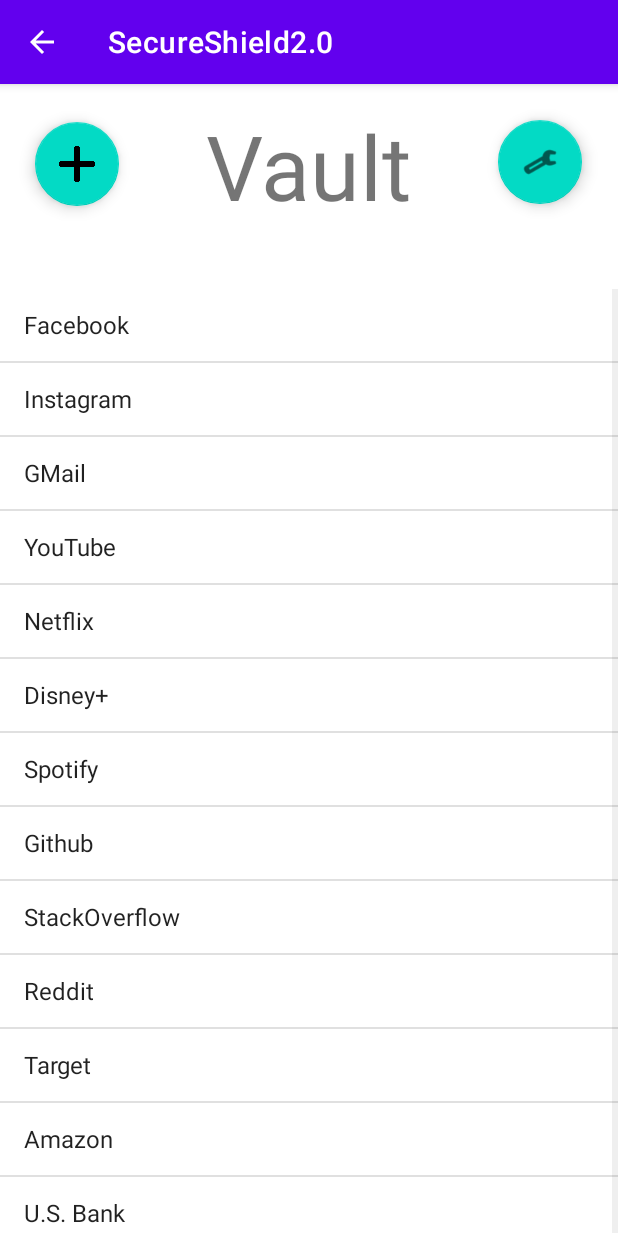
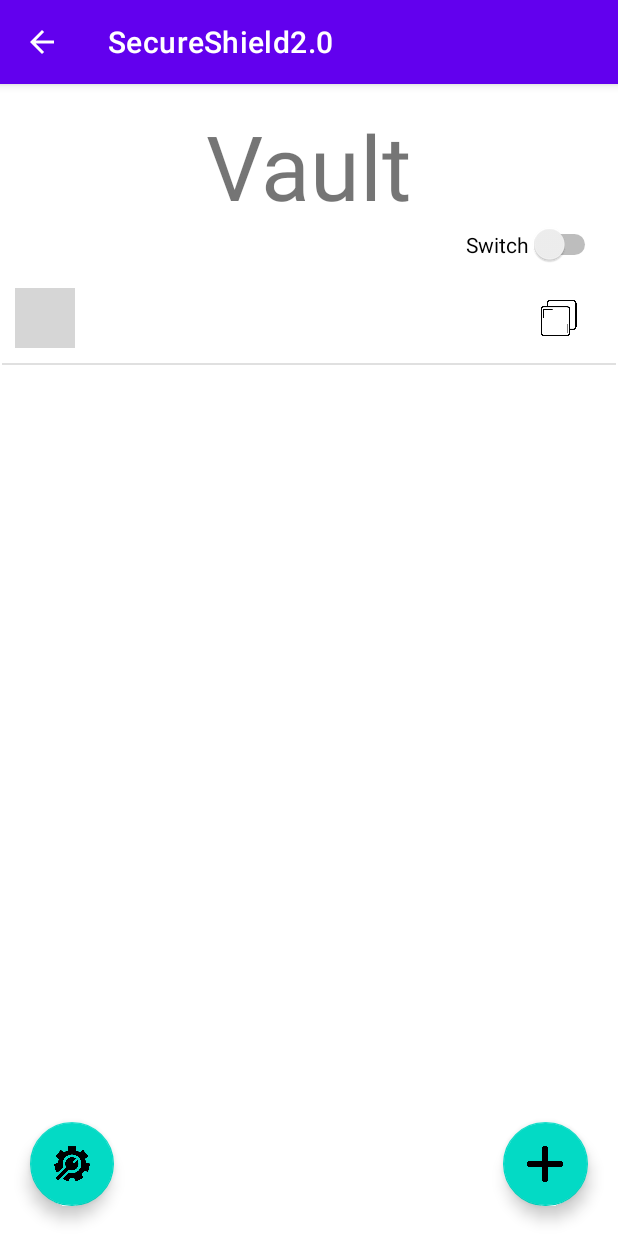
Before and after one commit to cbbrac/SecureShield2.0, an Android app: the VaultActivity screen opened directly, with no data from a screen before it, on a phone screen of 412 x 824 dp. Run offline under Robolectric (Android 15) with nearby library versions, the phone set to English and light mode, and no system bars; pictures from the network do not load; grey boxes are pictures that could not be loaded.

Commit message:
A couple many changes basically everywhere.

```diff
--- a/app/build.gradle
+++ b/app/build.gradle
@@ -33,7 +33,10 @@ dependencies {
     implementation 'androidx.appcompat:appcompat:1.3.0'
     implementation 'com.google.android.material:material:1.3.0'
     implementation 'androidx.constraintlayout:constraintlayout:2.0.4'
+    implementation 'com.google.code.gson:gson:2.8.6'
     testImplementation 'junit:junit:4.+'
     androidTestImplementation 'androidx.test.ext:junit:1.1.2'
     androidTestImplementation 'androidx.test.espresso:espresso-core:3.3.0'
+    implementation 'com.github.bumptech.glide:glide:4.12.0'
+    annotationProcessor 'com.github.bumptech.glide:compiler:4.12.0'
 }
--- a/app/src/main/AndroidManifest.xml
+++ b/app/src/main/AndroidManifest.xml
@@ -2,14 +2,15 @@
 <manifest xmlns:android="http://schemas.android.com/apk/res/android"
     package="com.example.secureshield20">
 
+    <uses-permission android:name="android.permission.INTERNET"></uses-permission>
     <application
+        android:name=".MyApplication"
         android:allowBackup="true"
         android:icon="@mipmap/ic_launcher"
         android:label="@string/app_name"
         android:roundIcon="@mipmap/ic_launcher_round"
         android:supportsRtl="true"
         android:theme="@style/Theme.SecureShield20">
-        <activity android:name=".newItem"></activity>
         <activity
             android:name=".VaultActivity"
             android:parentActivityName=".LogInActivity">
@@ -19,6 +20,8 @@
                 android:name="android.support.PARENT_ACTIVITY"
                 android:value=".LogInActivity" />
         </activity>
+        <activity android:name=".SettingsActivity"></activity>
+        <activity android:name=".NewAccountActivity"></activity>
         <activity android:name=".editActivity" />
         <activity android:name=".LogInActivity">
             <intent-filter>
--- a/app/src/main/java/com/example/secureshield20/LogInActivity.java
+++ b/app/src/main/java/com/example/secureshield20/LogInActivity.java
@@ -45,7 +45,7 @@ public class LogInActivity extends AppCompatActivity {
         String inputPass = ePassword.getText().toString();
 
         isValid = authentication(inputUsername, inputPass);
-        if(!isValid){
+        if(isValid){                                            // TODO this should be if(!isValid){
             Toast.makeText(this, "Authentication failed", Toast.LENGTH_SHORT).show();
         } else{
             Toast.makeText(this, "Login successful!", Toast.LENGTH_SHORT).show();
--- /dev/null
+++ b/app/src/main/java/com/example/secureshield20/MyApplication.java
@@ -0,0 +1,45 @@
+package com.example.secureshield20;
+
+import android.app.Application;
+
+import java.util.ArrayList;
+import java.util.Arrays;
+import java.util.List;
+
+public class MyApplication extends Application {
+
+    private static List<Account> accountList = new ArrayList<>();
+    private static int nextId = 0;                          // This variable should start on 0
+
+    public MyApplication() {
+        //fillAccountList();
+    }
+
+    /*private void fillAccountList() {
+        Account acc0 = new Account(0, "Facebook", "facebook_username", "facebook_password",
+                "https" +
+                "://www.facebook.com", "androidapp://com.facebook");
+        Account acc1 = new Account(1, "Google", "google_username", "google_password", "https" +
+                "://www.google.com", "androidapp://com.google");
+        Account acc2 = new Account(2, "Zoom", "zoom_username", "zoom_password", "https" +
+                "://www.zoom.com", "androidapp://com.zoom");
+
+        accountList.addAll(Arrays.asList(new Account[] {acc0, acc1, acc2}));
+    }*/
+
+    public List<Account> getAccountList() {
+        return accountList;
+    }
+
+    public void setAccountList(List<Account> accountList) {
+        this.accountList = accountList;
+    }
+
+    public static int getNextId() {
+        return nextId;
+    }
+
+    public static void setNextId(int nextId) {
+        MyApplication.nextId = nextId;
+    }
+}
--- /dev/null
+++ b/app/src/main/java/com/example/secureshield20/RecyclerViewAdapter.java
@@ -0,0 +1,77 @@
+package com.example.secureshield20;
+
+import android.content.Context;
+import android.content.Intent;
+import android.media.Image;
+import android.view.LayoutInflater;
+import android.view.View;
+import android.view.ViewGroup;
+import android.widget.ImageView;
+import android.widget.TextView;
+import android.widget.Toast;
+
+import androidx.annotation.NonNull;
+import androidx.constraintlayout.widget.ConstraintLayout;
+import androidx.recyclerview.widget.RecyclerView;
+
+import com.bumptech.glide.Glide;
+
+import java.util.List;
+
+public class RecyclerViewAdapter extends RecyclerView.Adapter<RecyclerViewAdapter.MyViewHolder> {
+
+    List<Account> accountList;
+    Context context;
+
+    public RecyclerViewAdapter(List<Account> accountList, Context context) {
+        this.accountList = accountList;
+        this.context = context;
+    }
+
+    @NonNull
+    @Override
+    public MyViewHolder onCreateViewHolder(@NonNull ViewGroup parent, int viewType) {
+        View view = LayoutInflater.from(parent.getContext()).inflate(R.layout.one_line_account,
+                parent,false);
+        MyViewHolder holder = new MyViewHolder(view);
+        return holder;
+    }
+
+    @Override
+    public void onBindViewHolder(@NonNull RecyclerViewAdapter.MyViewHolder holder, int position) {
+        holder.tv_accountName.setText(accountList.get(position).getName());
+        Glide.with(this.context).load(accountList.get(position).getIconUrl()).into(holder.iv_accountIcon);
+        holder.parentLayout.setOnClickListener(new View.OnClickListener() {
+            @Override
+            public void onClick(View v) {
+                Intent intent = new Intent(context, editActivity.class);
+                intent.putExtra("id", accountList.get(position).getId());
+                context.startActivity(intent);
+                Toast.makeText(context,
+                        "Sent ID #" + String.valueOf(accountList.get(position).getId()),
+                        Toast.LENGTH_SHORT).show();
+            }
+        });
+        //  TODO bind clipboard function
+    }
+
+    @Override
+    public int getItemCount() {
+        return accountList.size();
+    }
+
+    public class MyViewHolder extends RecyclerView.ViewHolder{
+        TextView tv_accountName;
+        ImageView iv_accountIcon;
+        ImageView iv_copyPassword;
+        ConstraintLayout parentLayout;
+
+        public MyViewHolder(@NonNull View itemView) {
+            super(itemView);
+            tv_accountName = itemView.findViewById(R.id.tv_accountName);
+            iv_accountIcon = itemView.findViewById(R.id.iv_accountIcon);
+            iv_copyPassword = itemView.findViewById(R.id.iv_clipboard);
+            parentLayout = itemView.findViewById(R.id.oneLineAccountLayout);
+        }
+    }
+}
--- a/app/src/main/java/com/example/secureshield20/VaultActivity.java
+++ b/app/src/main/java/com/example/secureshield20/VaultActivity.java
@@ -1,71 +1,80 @@
 package com.example.secureshield20;
 
+import androidx.annotation.LongDef;
 import androidx.appcompat.app.AppCompatActivity;
+import androidx.recyclerview.widget.LinearLayoutManager;
+import androidx.recyclerview.widget.RecyclerView;
 
 import android.content.Intent;
 import android.os.Bundle;
+import android.util.Log;
 import android.view.View;
-import android.widget.AdapterView;
-import android.widget.ArrayAdapter;
-import android.widget.ListView;
+import android.widget.Button;
+import android.widget.Switch;
 import android.widget.Toast;
 
 import java.util.ArrayList;
+import java.util.Arrays;
+import java.util.Collections;
+import java.util.List;
 
 public class VaultActivity extends AppCompatActivity {
 
-    ListView listView;
+    private static final String TAG = "Accounts List";
+
+    MyApplication myApplication = new MyApplication();
+    List<Account> accountList = new ArrayList<>();
+
+    private RecyclerView recyclerView;
+    private RecyclerView.Adapter mAdapter;
+    private RecyclerView.LayoutManager layoutManager;
+    Switch mySwitch;
 
     @Override
     protected void onCreate(Bundle savedInstanceState) {
         super.onCreate(savedInstanceState);
         setContentView(R.layout.activity_vault);
 
-        listView = findViewById(R.id.listview);
+        accountList = myApplication.getAccountList();
 
-        ArrayList<String> arrayList = new ArrayList<>();
+        Collections.sort(accountList, Account.AccountsSortAZ);
+        //mAdapter.notifyDataSetChanged();
 
-        arrayList.add("Facebook");
-        arrayList.add("Instagram");
-        arrayList.add("GMail");
-        arrayList.add("YouTube");
-        arrayList.add("Netflix");
-        arrayList.add("Disney+");
-        arrayList.add("Spotify");
-        arrayList.add("Github");
-        arrayList.add("StackOverflow");
-        arrayList.add("Reddit");
-        arrayList.add("Target");
-        arrayList.add("Amazon");
-        arrayList.add("U.S. Bank");
+        mySwitch = findViewById(R.id.switch1);
 
-        ArrayAdapter arrayAdapter = new ArrayAdapter(this, android.R.layout.simple_list_item_1, arrayList);
+        Log.d(TAG, "onCreate: " + accountList.toString());
+        Toast.makeText(this, "Accounts here: " + accountList.size(), Toast.LENGTH_LONG).show();
 
-        listView.setAdapter(arrayAdapter);
+        recyclerView = findViewById(R.id.rv_accountsList);
+        recyclerView.setHasFixedSize(true);
 
-        listView.setOnItemClickListener(new AdapterView.OnItemClickListener() {
-            @Override
-            public void onItemClick(AdapterView<?> parent, View view, int position, long id) {
-                Toast.makeText(VaultActivity.this, "You will edit: " + arrayList.get(position),Toast.LENGTH_SHORT).show();
-                editItem();
-            }
-        });
-    }
+        layoutManager = new LinearLayoutManager(this);
+        recyclerView.setLayoutManager(layoutManager);
 
-    public void editItem(){
-        Intent editIntent = new Intent(this, editActivity.class);
-        startActivity(editIntent);
-
-    }
-    public void addItem(View view){
-        Intent editIntent2 = new Intent(this, newItem.class);
-        startActivity(editIntent2);
+        mAdapter = new RecyclerViewAdapter(accountList, this);
+        recyclerView.setAdapter(mAdapter);
     }
 
     public void goToSettings(View view) {
-        Intent settingsIntent = new Intent(this, SettingsActivity.class);
-        startActivity(settingsIntent);
+        Intent intent = new Intent(VaultActivity.this, SettingsActivity.class);
+        startActivity(intent);
     }
 
+    public void addItem(View view) {
+        Intent intent = new Intent(VaultActivity.this, NewAccountActivity.class);
+        startActivity(intent);
+    }
 
+    public void switchClick(View view) {
+        if (view.getId()==R.id.switch1) {
+            if (mySwitch.isChecked()) {
+                Collections.sort(accountList, Account.AccountsSortById);
+                Toast.makeText(this, "Sorted by ID", Toast.LENGTH_SHORT).show();
+            } else {
+                Collections.sort(accountList, Account.AccountsSortAZ);
+                Toast.makeText(this, "Sorted by name", Toast.LENGTH_SHORT).show();
+            }
+            mAdapter.notifyDataSetChanged();
+        }
+    }
 }
--- a/app/src/main/res/layout/activity_vault.xml
+++ b/app/src/main/res/layout/activity_vault.xml
@@ -6,19 +6,6 @@
     android:layout_height="match_parent"
     android:onClick="goToSettings"
     tools:context=".VaultActivity">
-
-    <ListView
-        android:id="@+id/listview"
-        android:layout_width="match_parent"
-        android:layout_height="match_parent"
-        android:layout_below="@+id/textView"
-        android:layout_alignParentStart="true"
-        android:layout_alignParentLeft="true"
-        android:layout_alignParentBottom="true"
-        android:layout_marginStart="0dp"
-        android:layout_marginLeft="0dp"
-        android:layout_marginTop="42dp"
-        android:layout_marginBottom="-3dp" />
 
     <TextView
         android:id="@+id/textView"
@@ -30,29 +17,51 @@
         android:text="Vault"
         android:textSize="60sp" />
 
+    <androidx.recyclerview.widget.RecyclerView
+        android:id="@+id/rv_accountsList"
+        android:layout_width="match_parent"
+        android:layout_height="606dp"
+        android:layout_below="@+id/textView"
+        android:layout_alignParentBottom="true"
+        android:layout_centerHorizontal="true"
+        android:layout_marginTop="31dp"
+        android:layout_marginBottom="0dp" />
+
+    <com.google.android.material.floatingactionbutton.FloatingActionButton
+        android:id="@+id/btn_addItem"
+        android:layout_width="wrap_content"
+        android:layout_height="wrap_content"
+        android:layout_alignParentStart="true"
+        android:layout_alignParentEnd="true"
+        android:layout_alignParentBottom="true"
+        android:layout_marginStart="335dp"
+        android:layout_marginEnd="20dp"
+        android:layout_marginBottom="20dp"
+        android:clickable="true"
+        android:onClick="addItem"
+        app:srcCompat="@drawable/add" />
+
     <com.google.android.material.floatingactionbutton.FloatingActionButton
         android:id="@+id/settingsButton"
         android:layout_width="wrap_content"
         android:layout_height="wrap_content"
         android:layout_alignParentStart="true"
-        android:layout_alignParentTop="true"
-        android:layout_centerHorizontal="false"
-        android:layout_marginStart="332dp"
-        android:layout_marginTop="24dp"
+        android:layout_alignParentBottom="true"
+        android:layout_marginStart="20dp"
+        android:layout_marginBottom="20dp"
         android:clickable="true"
         android:onClick="goToSettings"
-        app:srcCompat="@android:drawable/ic_menu_manage" />
+        app:srcCompat="@drawable/settings_icon" />
 
-    <com.google.android.material.floatingactionbutton.FloatingActionButton
-        android:id="@+id/newItemButton"
+    <Switch
+        android:id="@+id/switch1"
         android:layout_width="wrap_content"
         android:layout_height="wrap_content"
-        android:layout_alignParentStart="true"
-        android:layout_alignParentTop="true"
-        android:layout_marginStart="23dp"
-        android:layout_marginTop="25dp"
-        android:clickable="true"
-        android:onClick="addItem"
-        app:srcCompat="@drawable/add" />
+        android:layout_below="@+id/textView"
+        android:layout_alignParentEnd="true"
+        android:layout_marginTop="-1dp"
+        android:layout_marginEnd="11dp"
+        android:onClick="switchClick"
+        android:text="Switch" />
 
 </RelativeLayout>
--- /dev/null
+++ b/app/src/main/res/layout/one_line_account.xml
@@ -0,0 +1,51 @@
+<?xml version="1.0" encoding="utf-8"?>
+<androidx.constraintlayout.widget.ConstraintLayout xmlns:android="http://schemas.android.com/apk/res/android"
+    xmlns:app="http://schemas.android.com/apk/res-auto"
+    xmlns:tools="http://schemas.android.com/tools"
+    android:id="@+id/oneLineAccountLayout"
+    android:layout_width="match_parent"
+    android:layout_height="wrap_content">
+
+    <TextView
+        android:id="@+id/tv_accountName"
+        android:layout_width="wrap_content"
+        android:layout_height="wrap_content"
+        android:layout_marginStart="10dp"
+        android:layout_marginTop="4dp"
+        android:text="TextView"
+        android:textSize="24sp"
+        app:layout_constraintStart_toEndOf="@+id/iv_accountIcon"
+        app:layout_constraintTop_toTopOf="@+id/iv_accountIcon" />
+
+    <View
+        android:id="@+id/divider"
+        android:layout_width="409dp"
+        android:layout_height="1dp"
+        android:layout_marginTop="10dp"
+        android:background="?android:attr/listDivider"
+        app:layout_constraintEnd_toEndOf="parent"
+        app:layout_constraintStart_toStartOf="parent"
+        app:layout_constraintTop_toBottomOf="@+id/iv_accountIcon" />
+
+    <ImageView
+        android:id="@+id/iv_clipboard"
+        android:layout_width="31dp"
+        android:layout_height="24dp"
+        android:layout_marginTop="4dp"
+        android:layout_marginEnd="24dp"
+        android:foregroundTint="#FFF8F8"
+        app:layout_constraintEnd_toEndOf="parent"
+        app:layout_constraintTop_toTopOf="@+id/tv_accountName"
+        app:srcCompat="@drawable/copy" />
+
+    <ImageView
+        android:id="@+id/iv_accountIcon"
+        android:layout_width="40dp"
+        android:layout_height="40dp"
+        android:layout_marginStart="10dp"
+        android:layout_marginTop="10dp"
+        app:layout_constraintStart_toStartOf="parent"
+        app:layout_constraintTop_toTopOf="parent"
+        tools:srcCompat="@tools:sample/avatars" />
+
+</androidx.constraintlayout.widget.ConstraintLayout>
--- a/build.gradle
+++ b/build.gradle
@@ -5,7 +5,7 @@ buildscript {
         mavenCentral()
     }
     dependencies {
-        classpath "com.android.tools.build:gradle:4.2.1"
+        classpath 'com.android.tools.build:gradle:4.2.2'
 
         // NOTE: Do not place your application dependencies here; they belong
         // in the individual module build.gradle files
```
Also changed, not shown: app/src/main/java/com/example/secureshield20/Account.java (added, +107 -0 lines), app/src/main/java/com/example/secureshield20/NewAccountActivity.java (added, +66 -0 lines), app/src/main/java/com/example/secureshield20/editActivity.java (+58 -3 lines), app/src/main/java/com/example/secureshield20/newItem.java (deleted, +0 -28 lines), app/src/main/res/layout/activity_edit.xml (+34 -25 lines), app/src/main/res/layout/activity_new_item.xml (+33 -25 lines), app/src/main/res/drawable-normal/settings_icon.png (added), app/src/main/res/drawable/copy.png (added), app/src/main/res/drawable/settings_icon.png (added).
